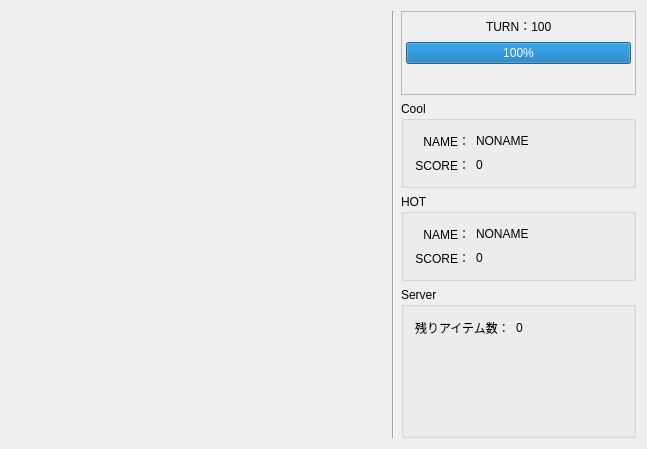
Before: the Qt Designer form mainwindow.ui in hal1437/AsahikawaProcon-Server, drawn with Qt 5.
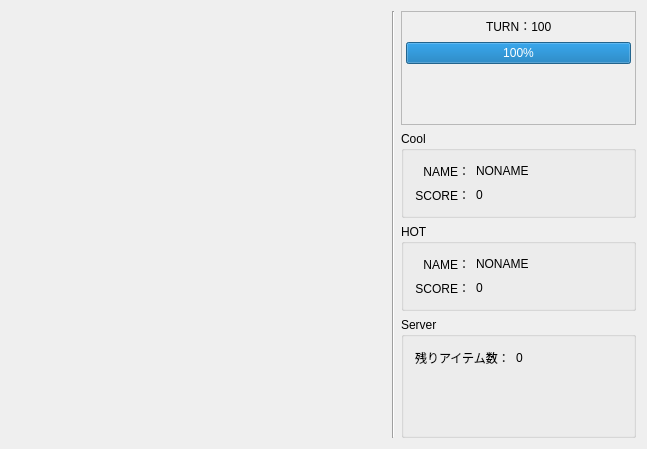
After: the same form once the commit is applied. Custom widgets are drawn as their Qt base class.

```diff
--- a/mainwindow.ui
+++ b/mainwindow.ui
@@ -167,6 +167,15 @@
            </item>
            <item>
             <widget class="QLabel" name="WinnerLabel">
+             <property name="font">
+              <font>
+               <family>.SF NS Text</family>
+               <pointsize>28</pointsize>
+               <weight>50</weight>
+               <italic>false</italic>
+               <bold>false</bold>
+              </font>
+             </property>
              <property name="styleSheet">
               <string notr="true">font: 40pt &quot;.SF NS Text&quot;;</string>
              </property>
```
Left out of the diff: 2 changed lines with no effect on the pictures.
